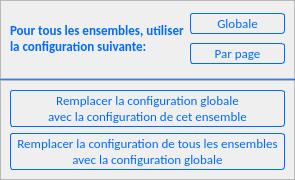
First picture: the form in PhotosConsigne/ui/MiscSet.ui, repository FlorianLance/PhotosConsigne, before the edit.
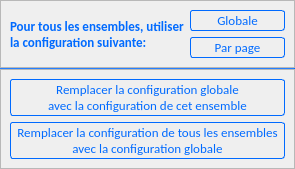
Second picture: the form after the edit.

```diff
--- a/PhotosConsigne/ui/MiscSet.ui
+++ b/PhotosConsigne/ui/MiscSet.ui
@@ -7,7 +7,7 @@
     <x>0</x>
     <y>0</y>
     <width>295</width>
-    <height>180</height>
+    <height>159</height>
    </rect>
   </property>
   <property name="sizePolicy">
@@ -19,7 +19,7 @@
   <property name="maximumSize">
    <size>
     <width>16777215</width>
-    <height>180</height>
+    <height>16777215</height>
    </size>
   </property>
   <property name="windowTitle">
```
